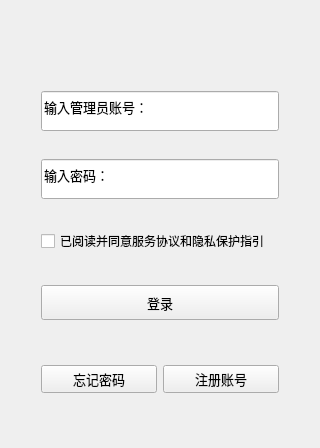
Above: Server/loginserver.ui from Jearyhao/MyChat before the change. Below: the same form after it.
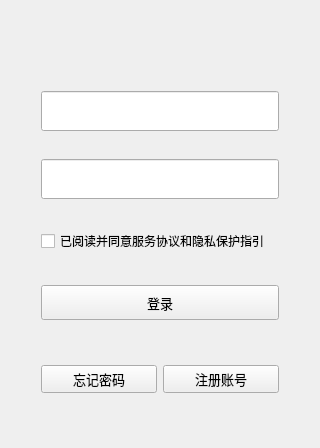
That is the form after the change.

Commit message: add LineEdit Placehold and clear LineEdit when skip to other Dialog

```diff
--- a/Server/loginserver.ui
+++ b/Server/loginserver.ui
@@ -139,7 +139,7 @@
         </font>
        </property>
        <property name="text">
-        <string>输入管理员账号：</string>
+        <string/>
        </property>
       </widget>
      </item>
@@ -198,7 +198,7 @@
         </font>
        </property>
        <property name="text">
-        <string>输入密码：</string>
+        <string/>
        </property>
       </widget>
      </item>
```
The commit also changes 5 other files.
